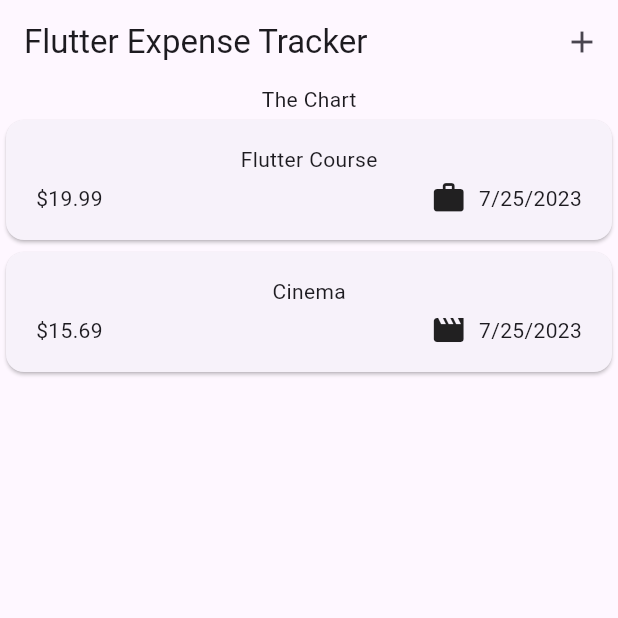
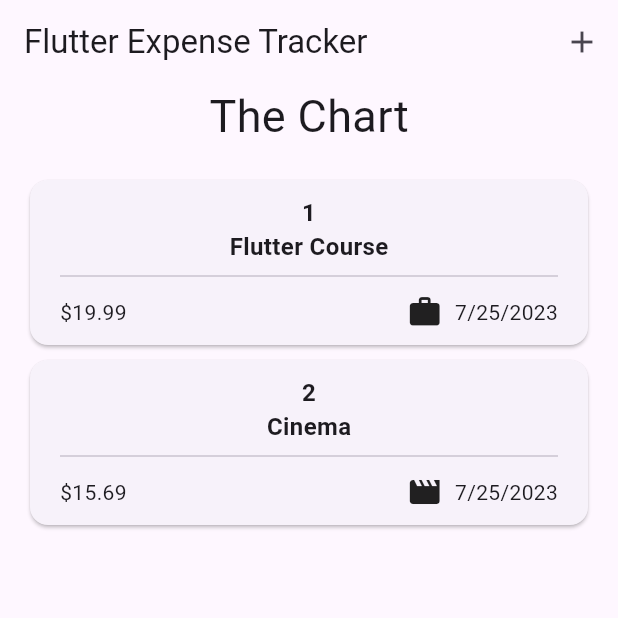
Before and after one commit to fantasy-art/expense_tracker, a Flutter app: the screen it shows after launch, on a phone screen of 412 x 824 dp, the top half of it. Run offline on Flutter 3.47's test engine with Material 2 defaults, Android fonts, the phone set to English and light mode, and no system bars.

Commit message:
add feature

```diff
--- a/lib/views/expenses_view.dart
+++ b/lib/views/expenses_view.dart
@@ -45,6 +45,17 @@ class _ExpensesViewState extends State<ExpensesView> {
 
   @override
   Widget build(BuildContext context) {
+    Widget mainContent = const Center(
+      child: Text('No Expenses found, Start adding some!'),
+    );
+
+    if (registeredExpenses.isNotEmpty) {
+      mainContent = ExpensesList(
+        expenses: registeredExpenses,
+        onRemoveExpense: _removeExpense,
+      );
+    }
+
     return Scaffold(
       appBar: AppBar(
         title: const Text('Flutter Expense Tracker'),
@@ -53,16 +64,12 @@ class _ExpensesViewState extends State<ExpensesView> {
               onPressed: _openAddExpenseOverlay, icon: const Icon(Icons.add)),
         ],
       ),
-      body: SafeArea(
-        child: Column(
-          children: [
-            const Text('The Chart'),
-            ExpensesList(
-              expenses: registeredExpenses,
-              onRemoveExpense: _removeExpense,
-            )
-          ],
-        ),
+      body: Column(
+        children: [
+          const Text('The Chart', style: TextStyle(fontSize: 30)),
+          const SizedBox(height: 16),
+          mainContent,
+        ],
       ),
     );
   }
--- a/lib/widgets/expenses/expenses_item.dart
+++ b/lib/widgets/expenses/expenses_item.dart
@@ -2,17 +2,30 @@ import 'package:expense_tracker/models/expense.dart';
 import 'package:flutter/material.dart';
 
 class ExpenseItem extends StatelessWidget {
-  const ExpenseItem({super.key, required this.expense});
+  const ExpenseItem(
+      {super.key, required this.expense, required this.idExpense});
   final Expense expense;
-
+  final int idExpense;
   @override
   Widget build(BuildContext context) {
     return Card(
+        margin: const EdgeInsets.symmetric(horizontal: 20, vertical: 5),
         child: Padding(
-      padding: const EdgeInsets.symmetric(horizontal: 20, vertical: 16),
+          padding: const EdgeInsets.symmetric(horizontal: 20, vertical: 10),
           child: Column(
             children: [
-          Text(expense.title),
+              Text(
+                idExpense.toString(),
+                textAlign: TextAlign.center,
+                style:
+                    const TextStyle(fontSize: 16, fontWeight: FontWeight.bold),
+              ),
+              Text(
+                expense.title,
+                style:
+                    const TextStyle(fontSize: 16, fontWeight: FontWeight.bold),
+              ),
+              const Divider(),
               const SizedBox(height: 4),
               Row(
                 children: [
--- a/lib/widgets/expenses/expenses_list.dart
+++ b/lib/widgets/expenses/expenses_list.dart
@@ -19,7 +19,10 @@ class ExpensesList extends StatelessWidget {
         itemBuilder: (context, index) => Dismissible(
           key: ValueKey(expenses[index]),
           onDismissed: (direction) => onRemoveExpense(expenses[index]),
-          child: ExpenseItem(expense: expenses[index]),
+          child: ExpenseItem(
+            expense: expenses[index],
+            idExpense: index + 1,
+          ),
         ),
       ),
     );
--- a/lib/widgets/new_expense.dart
+++ b/lib/widgets/new_expense.dart
@@ -76,8 +76,7 @@ class _NewExpenseState extends State<NewExpense> {
 
   @override
   Widget build(BuildContext context) {
-    return SafeArea(
-      child: Padding(
+    return Padding(
       padding: const EdgeInsets.fromLTRB(16, 48, 16, 16),
       child: Column(
         children: [
@@ -153,7 +152,6 @@ class _NewExpenseState extends State<NewExpense> {
           )
         ],
       ),
-      ),
     );
   }
 }
```
Lines whose indentation alone changed are shown as unchanged.
